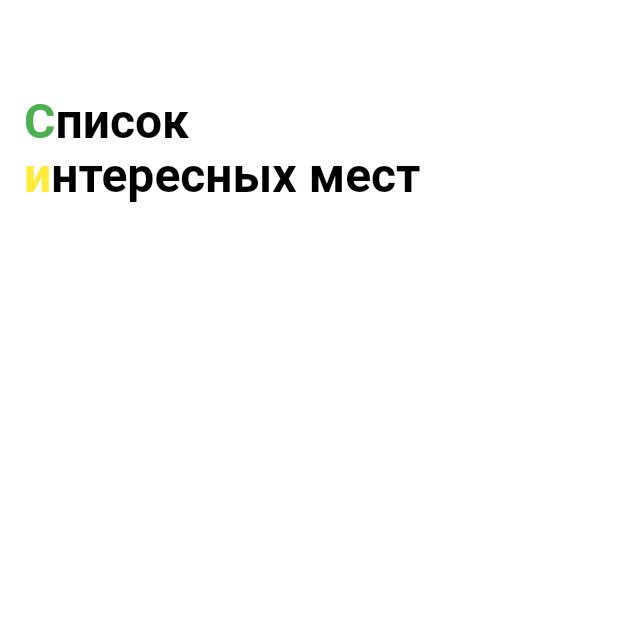
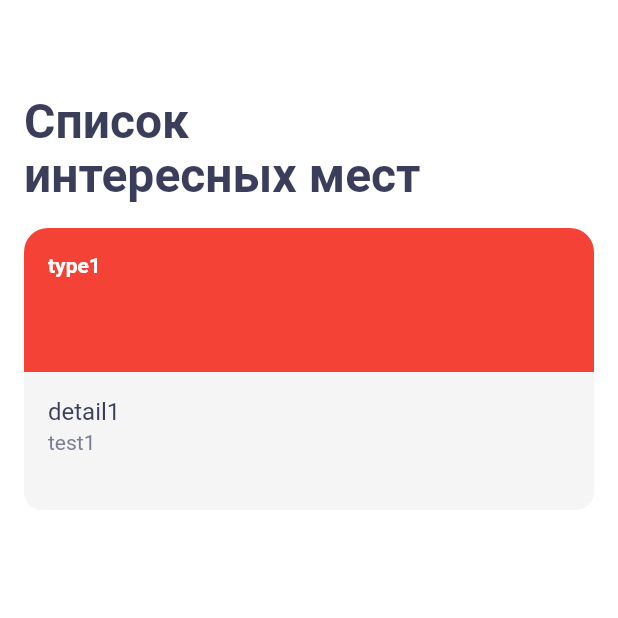
Before and after one commit to ivanthespacebiker/Flutterplaces, a Flutter app: the screen it shows after launch, on a phone screen of 412 x 824 dp, the top half of it. Run offline on Flutter 3.47's test engine with Material 2 defaults, Android fonts, the phone set to English and light mode, and no system bars.

Commit message:
SightCard

```diff
--- a/lib/ui/screen/sight_card.dart
+++ b/lib/ui/screen/sight_card.dart
@@ -3,12 +3,131 @@ import 'package:flutter/widgets.dart';
 import "../../domain/sight.dart";
 
 class SightCard extends StatelessWidget {
-  Sight _sight;
+  final Sight _sight;
+
+  static const double _photoMinHeight = 96;
+  static const EdgeInsets _photoPadding = EdgeInsets.only(
+    top: 16,
+    left: 16,
+    right: 16,
+  );
+  static const EdgeInsets _photoNameMargin = EdgeInsets.only(
+    top: 16,
+    left: 16,
+    right: 16,
+  );
+  static const TextStyle _photoNameTextStile = TextStyle(
+    color: Colors.white,
+    fontSize: 14,
+    fontWeight: FontWeight.bold,
+    fontStyle: FontStyle.normal,
+    height: 1.29,
+  );
+  static const Radius _photoTopRadius = Radius.circular(16);
+
+  static const double _infoMinHeight = 92;
+  static const Color _infoBackgroundColor = Color.fromRGBO(245, 245, 245, 1);
+  static const TextStyle _infoDescriptionTextStile = TextStyle(
+    color: Color.fromRGBO(59, 62, 91, 1),
+    fontSize: 16,
+    fontWeight: FontWeight.normal,
+    fontStyle: FontStyle.normal,
+    height: 1.25,
+  );
+  static const EdgeInsets _infoDescriptionMargin = EdgeInsets.only(
+    top: 16,
+    left: 16,
+    right: 16,
+  );
+  static const TextStyle _infoShortDescriptionTextStile = TextStyle(
+    color: Color.fromRGBO(124, 126, 146, 1),
+    fontSize: 14,
+    fontWeight: FontWeight.normal,
+    fontStyle: FontStyle.normal,
+    height: 1.29,
+  );
+  static const EdgeInsets _infoShortDescriptionMargin = EdgeInsets.only(
+    top: 2,
+    left: 16,
+    right: 16,
+  );
+  static const Radius _infoBottomRadius = Radius.circular(12);
+
   @override
   Widget build(BuildContext context) {
     return Container(
-
+      padding: _photoPadding,
+      child: Column(
+        children: [
+          ConstrainedBox(
+            constraints: BoxConstraints(
+              minHeight: _photoMinHeight,
+            ),
+            child: Container(
+              decoration: BoxDecoration(
+                borderRadius: BorderRadius.only(
+                  topLeft: _photoTopRadius,
+                  topRight: _photoTopRadius,
+                ),
+                color: Colors.red,
+              ),
+              child: Container(
+                margin: _photoNameMargin,
+                child: Align(
+                  alignment: Alignment.topLeft,
+                  child: Text(
+                    _sight.type,
+                    textAlign: TextAlign.left,
+                    style: _photoNameTextStile,
+                  ),
+                ),
+              ),
+            ),
+          ),
+          ConstrainedBox(
+            constraints: BoxConstraints(
+              minHeight: _infoMinHeight,
+            ),
+            child: Container(
+              decoration: BoxDecoration(
+                  borderRadius: BorderRadius.only(
+                    bottomLeft: _infoBottomRadius,
+                    bottomRight: _infoBottomRadius,
+                  ),
+                color: _infoBackgroundColor,
+              ),
+              child: Column(
+                children: [
+                  Container(
+                    margin: _infoDescriptionMargin,
+                    child: Align(
+                      alignment: Alignment.topLeft,
+                      child: Text(
+                        _sight.details,
+                        textAlign: TextAlign.left,
+                        style: _infoDescriptionTextStile,
+                      ),
+                    ),
+                  ),
+                  Container(
+                    margin: _infoShortDescriptionMargin,
+                    child: Align(
+                      alignment: Alignment.topLeft,
+                      child: Text(
+                        _sight.name,
+                        textAlign: TextAlign.left,
+                        style: _infoShortDescriptionTextStile,
+                      ),
+                    ),
+                  ),
+                ],
+              ),
+            ),
+          ),
+        ],
+      ),
     );
   }
+
   SightCard(this._sight);
 }
--- a/lib/ui/screen/sight_list_screen.dart
+++ b/lib/ui/screen/sight_list_screen.dart
@@ -2,6 +2,8 @@
 
 import 'package:flutter/material.dart';
 import 'package:flutter/widgets.dart';
+import "./sight_card.dart";
+import "../../mocks.dart";
 
 class SightListScreen extends StatefulWidget {
   @override
@@ -21,50 +23,31 @@ class _SightListScreenState extends State<SightListScreen> {
           flexibleSpace: Container(
             padding: EdgeInsets.only(top: 64, bottom: 0, left: 16, right: 16),
             margin: EdgeInsets.zero,
-            // child: Container(
-            //   child: Text(
-            //     'Список \nинтересных мест',
-            //     textAlign: TextAlign.left,
-            //     style: TextStyle(
-            //       color: Colors.black,
-            //       fontSize: 32,
-            //       fontWeight: FontWeight.bold,
-            //       fontStyle: FontStyle.normal,
-            //       height: 1.12,
-            //     ),
-            //   ),
-            // ),
-            child: RichText(
-              textAlign: TextAlign.left,
-              text: TextSpan(
+            child: Container(
+              child: Text(
+                'Список \nинтересных мест',
+                textAlign: TextAlign.left,
                 style: TextStyle(
-                  color: Colors.black,
+                  color: Color.fromRGBO(59,62,91,1),
                   fontSize: 32,
                   fontWeight: FontWeight.bold,
                   fontStyle: FontStyle.normal,
                   height: 1.12,
                 ),
-                children: [
-                  TextSpan(
-                    text: "С",
-                    style: TextStyle(color: Colors.green),
-                  ),
-                  TextSpan(
-                    text: "писок\n",
-                  ),
-                  TextSpan(
-                    text: "и",
-                    style: TextStyle(color: Colors.yellow),
-                  ),
-                  TextSpan(
-                    text: "нтересных мест",
-                  ),
-                ],
               ),
             ),
           ),
         ),
       ),
+      body: Container(
+        child: Column(
+          children: [
+            SightCard(
+              mocks[0],
+            ),
+          ],
+        ),
+      ),
     );
   }
 }
```
Also changed, not shown: pubspec.lock.
